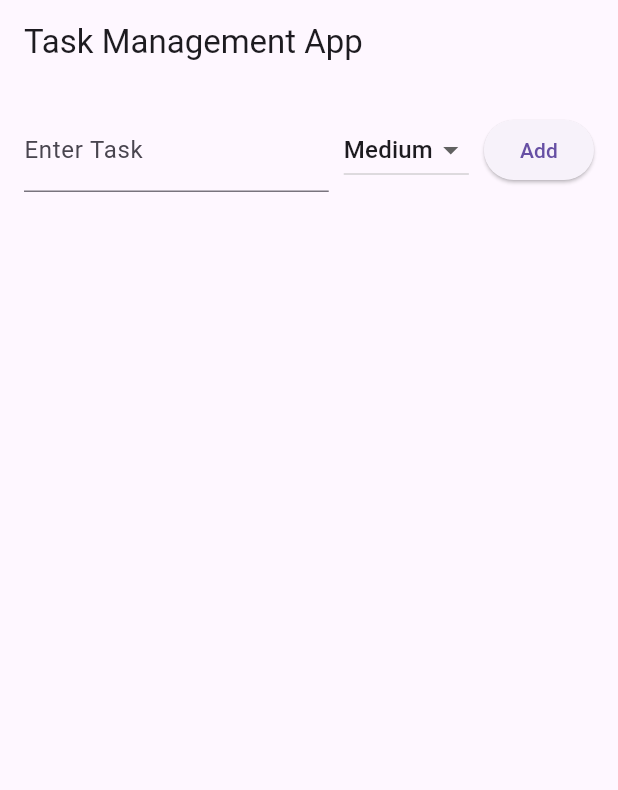
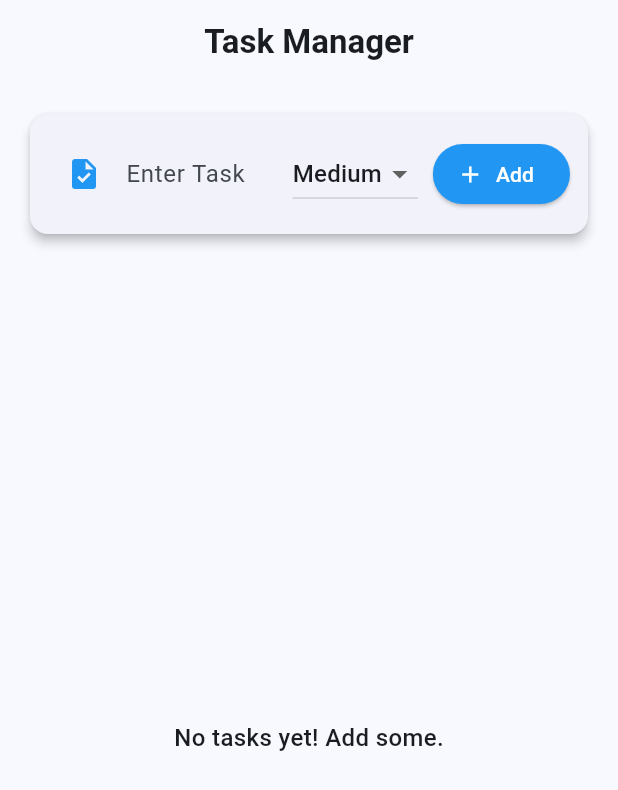
Before and after one commit to ramyamorla/cw3_crud, a Flutter app: the screen it shows after launch, on a phone screen of 412 x 824 dp. Shown: the top 790 px of the screen. Run offline on Flutter 3.47's test engine with Material 3 defaults, Android fonts, the phone set to English and light mode, and no system bars.

Commit message:
Added Color to the Button

```diff
--- a/lib/main.dart
+++ b/lib/main.dart
@@ -1,7 +1,7 @@
 import 'package:flutter/material.dart';
 
 void main() {
-  runApp(TaskApp());
+  runApp(const TaskApp());
 }
 
 class TaskApp extends StatelessWidget {
@@ -10,7 +10,12 @@ class TaskApp extends StatelessWidget {
   @override
   Widget build(BuildContext context) {
     return MaterialApp(
-      home: TaskListScreen(),
+      debugShowCheckedModeBanner: false,
+      theme: ThemeData(
+        colorScheme: ColorScheme.fromSeed(seedColor: Colors.blue),
+        useMaterial3: true,
+      ),
+      home: const TaskListScreen(),
     );
   }
 }
@@ -68,27 +73,48 @@ class _TaskListScreenState extends State<TaskListScreen> {
     });
   }
 
+  Color _getPriorityColor(String priority) {
+    switch (priority) {
+      case 'High':
+        return Colors.redAccent;
+      case 'Medium':
+        return Colors.orangeAccent;
+      case 'Low':
+        return Colors.green;
+      default:
+        return Colors.blueGrey;
+    }
+  }
+
   @override
   Widget build(BuildContext context) {
     return Scaffold(
       appBar: AppBar(
-        title: Text('Task Management App'),
+        title: const Text('Task Manager', style: TextStyle(fontWeight: FontWeight.bold)),
+        centerTitle: true,
       ),
       body: Padding(
         padding: const EdgeInsets.all(16.0),
         child: Column(
           children: [
-            Row(
+            Card(
+              elevation: 3,
+              shape: RoundedRectangleBorder(borderRadius: BorderRadius.circular(12)),
+              child: Padding(
+                padding: const EdgeInsets.all(12.0),
+                child: Row(
                   children: [
                     Expanded(
                       child: TextField(
                         controller: _taskController,
-                    decoration: InputDecoration(
+                        decoration: const InputDecoration(
                           labelText: 'Enter Task',
+                          border: InputBorder.none,
+                          prefixIcon: Icon(Icons.task, color: Colors.blue),
                         ),
                       ),
                     ),
-                SizedBox(width: 10),
+                    const SizedBox(width: 10),
                     DropdownButton<String>(
                       value: _selectedPriority,
                       items: ['High', 'Medium', 'Low'].map((String priority) {
@@ -103,19 +129,38 @@ class _TaskListScreenState extends State<TaskListScreen> {
                         });
                       },
                     ),
-                SizedBox(width: 10),
-                ElevatedButton(
+                    const SizedBox(width: 10),
+                    ElevatedButton.icon(
                       onPressed: _addTask,
-                  child: Text('Add'),
+                      icon: const Icon(Icons.add),
+                      label: const Text('Add'),
+                      style: ElevatedButton.styleFrom(
+                        backgroundColor: Colors.blue,
+                        foregroundColor: Colors.white,
+                      ),
                     ),
                   ],
                 ),
+              ),
+            ),
+            const SizedBox(height: 15),
             Expanded(
-              child: ListView.builder(
+              child: _tasks.isEmpty
+                  ? const Center(
+                      child: Text(
+                        "No tasks yet! Add some.",
+                        style: TextStyle(fontSize: 16, fontWeight: FontWeight.w500),
+                      ),
+                    )
+                  : ListView.builder(
                       itemCount: _tasks.length,
                       itemBuilder: (context, index) {
                         final task = _tasks[index];
-                  return ListTile(
+                        return Card(
+                          elevation: 2,
+                          shape: RoundedRectangleBorder(borderRadius: BorderRadius.circular(10)),
+                          margin: const EdgeInsets.symmetric(vertical: 5),
+                          child: ListTile(
                             leading: Checkbox(
                               value: task.isCompleted,
                               onChanged: (bool? value) {
@@ -128,12 +173,17 @@ class _TaskListScreenState extends State<TaskListScreen> {
                                 decoration: task.isCompleted
                                     ? TextDecoration.lineThrough
                                     : TextDecoration.none,
+                                fontWeight: FontWeight.w500,
                               ),
                             ),
-                    subtitle: Text('Priority: ${task.priority}'),
+                            subtitle: Text(
+                              'Priority: ${task.priority}',
+                              style: TextStyle(color: _getPriorityColor(task.priority), fontWeight: FontWeight.bold),
+                            ),
                             trailing: IconButton(
-                      icon: Icon(Icons.delete, color: Colors.red),
+                              icon: const Icon(Icons.delete, color: Colors.red),
                               onPressed: () => _deleteTask(index),
+                            ),
                           ),
                         );
                       },
```
Lines whose indentation alone changed are shown as unchanged.
